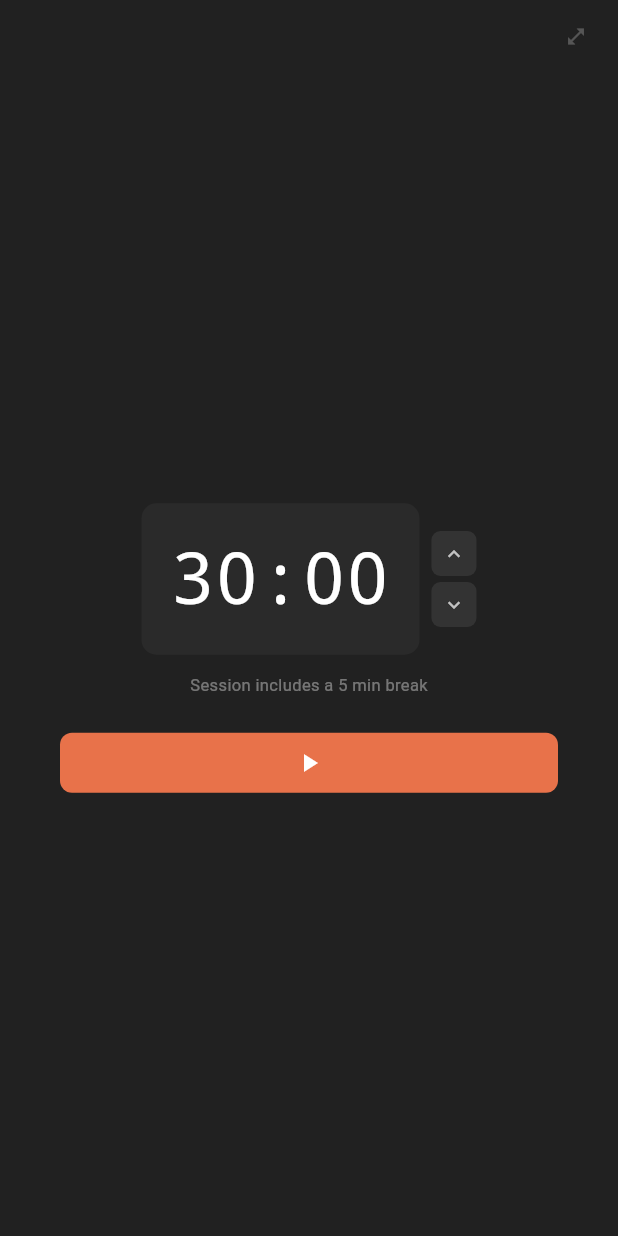
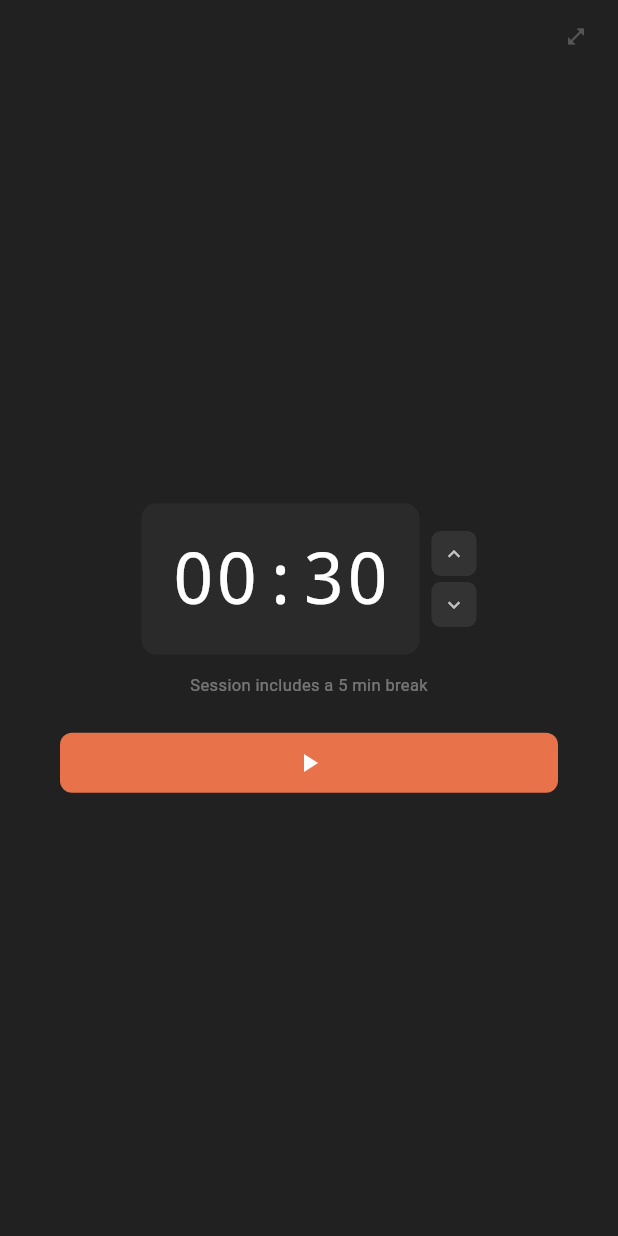
Before and after one commit to ejasit/my_focus, a Flutter app: the screen it shows after launch, after a tap on the "picture in picture alt" icon, on a phone screen of 412 x 824 dp. Run offline on Flutter 3.47's test engine with Material 3 defaults, Android fonts, the phone set to English and light mode, and no system bars; missing offline and left inert: window_manager.

Commit message:
timer editing func added and now displays as HH:MM

```diff
--- a/lib/main.dart
+++ b/lib/main.dart
@@ -117,6 +117,8 @@ class _FocusHomePageState extends State<FocusHomePage>
     TodoItem(id: '3', title: 'Team standup meeting', tagId: 't3'),
   ];
   final TextEditingController _todoController = TextEditingController();
+  final TextEditingController _timerEditController = TextEditingController();
+  bool _isEditingTimer = false;
   String? _selectedTaskId;
 
   // Tab
@@ -147,6 +149,7 @@ class _FocusHomePageState extends State<FocusHomePage>
   void dispose() {
     _timer?.cancel();
     _todoController.dispose();
+    _timerEditController.dispose();
     _tabController.dispose();
     super.dispose();
   }
@@ -234,10 +237,55 @@ class _FocusHomePageState extends State<FocusHomePage>
     );
   }
 
+  void _handleTimerEdit(String value) {
+    int totalMinutes = 0;
+    final parts = value.split(':');
+    try {
+      if (parts.length >= 2) {
+        final h = int.tryParse(parts[0]) ?? 0;
+        final m = int.tryParse(parts[1]) ?? 0;
+        totalMinutes = h * 60 + m;
+      } else if (parts.length == 1) {
+        totalMinutes = int.tryParse(parts[0]) ?? 0;
+      }
+    } catch (_) {}
+
+    if (totalMinutes > 0 && totalMinutes <= 1440) {
+      setState(() {
+        _sessionMinutes = totalMinutes;
+        _isEditingTimer = false;
+      });
+    } else {
+      setState(() {
+        _isEditingTimer = false;
+      });
+    }
+  }
+
+  void _toggleTimerEdit() {
+    if (_isRunning) return;
+    final h = _sessionMinutes ~/ 60;
+    final m = _sessionMinutes % 60;
+    setState(() {
+      _isEditingTimer = true;
+      _timerEditController.text =
+          '${h.toString().padLeft(2, '0')}:${m.toString().padLeft(2, '0')}';
+    });
+  }
+
   String get _timeDisplay {
-    if (!_isRunning) return '${_sessionMinutes.toString().padLeft(2, '0')}:00';
-    final m = _secondsRemaining ~/ 60;
-    final s = _secondsRemaining % 60;
+    if (!_isRunning) {
+      final h = _sessionMinutes ~/ 60;
+      final m = _sessionMinutes % 60;
+      return '${h.toString().padLeft(2, '0')}:${m.toString().padLeft(2, '0')}';
+    }
+    final totalSeconds = _secondsRemaining;
+    final h = totalSeconds ~/ 3600;
+    final m = (totalSeconds % 3600) ~/ 60;
+    final s = totalSeconds % 60;
+    if (h > 0) {
+      return '${h.toString().padLeft(2, '0')}:${m.toString().padLeft(2, '0')}:${s.toString().padLeft(2, '0')}';
+    }
     return '${m.toString().padLeft(2, '0')}:${s.toString().padLeft(2, '0')}';
   }
 
@@ -387,6 +435,10 @@ class _FocusHomePageState extends State<FocusHomePage>
                 }),
         onStart: _startSession,
         onClose: () => _togglePiP(false),
+        isEditing: _isEditingTimer,
+        timerController: _timerEditController,
+        onTimerTapped: _toggleTimerEdit,
+        onTimerSubmitted: _handleTimerEdit,
       );
     }
 
@@ -457,6 +509,10 @@ class _FocusHomePageState extends State<FocusHomePage>
                                       onTogglePin: () => _togglePiP(true),
                                       onOpenSettings: () =>
                                           _showSettingsSheet(context),
+                                      isEditing: _isEditingTimer,
+                                      timerController: _timerEditController,
+                                      onTimerTapped: _toggleTimerEdit,
+                                      onTimerSubmitted: _handleTimerEdit,
                                     ),
                                     const SizedBox(height: 16),
                                     Expanded(
@@ -528,6 +584,10 @@ class _FocusHomePageState extends State<FocusHomePage>
                                 onTogglePin: () => _togglePiP(true),
                                 onOpenSettings: () =>
                                     _showSettingsSheet(context),
+                                isEditing: _isEditingTimer,
+                                timerController: _timerEditController,
+                                onTimerTapped: _toggleTimerEdit,
+                                onTimerSubmitted: _handleTimerEdit,
                               ),
                               const SizedBox(height: 16),
                               _DailyProgressCard(
@@ -1417,6 +1477,10 @@ class _PipOverlay extends StatelessWidget {
   final String timeDisplay;
   final VoidCallback? onIncrement, onDecrement;
   final VoidCallback onStart, onClose;
+  final bool isEditing;
+  final TextEditingController timerController;
+  final VoidCallback onTimerTapped;
+  final ValueChanged<String> onTimerSubmitted;
 
   const _PipOverlay({
     required this.sessionMinutes,
@@ -1428,6 +1492,10 @@ class _PipOverlay extends StatelessWidget {
     required this.onDecrement,
     required this.onStart,
     required this.onClose,
+    required this.isEditing,
+    required this.timerController,
+    required this.onTimerTapped,
+    required this.onTimerSubmitted,
   });
 
   @override
@@ -1461,21 +1529,51 @@ class _PipOverlay extends StatelessWidget {
                 child: Row(
                   mainAxisAlignment: MainAxisAlignment.center,
                   children: [
-                    Container(
+                    Tooltip(
+                      message:
+                          isRunning ? 'Timer running' : 'Click to edit duration',
+                      child: GestureDetector(
+                        onTap: isRunning ? null : onTimerTapped,
+                        child: Container(
                           padding: const EdgeInsets.symmetric(
                               vertical: 16, horizontal: 20),
                           decoration: BoxDecoration(
                             color: const Color(0xFF2A2A2A),
                             borderRadius: BorderRadius.circular(10),
                           ),
-                      child: Text(timeDisplay,
+                          child: isEditing
+                              ? SizedBox(
+                                  width: 150,
+                                  child: TextField(
+                                    controller: timerController,
+                                    autofocus: true,
+                                    keyboardType: TextInputType.datetime,
+                                    textAlign: TextAlign.center,
+                                    style: const TextStyle(
+                                        color: Colors.white,
+                                        fontSize: 48,
+                                        fontWeight: FontWeight.w200,
+                                        fontFamily: 'monospace'),
+                                    decoration: const InputDecoration(
+                                      isDense: true,
+                                      contentPadding: EdgeInsets.zero,
+                                      border: InputBorder.none,
+                                      hintText: '00:00',
+                                      hintStyle: TextStyle(color: Colors.white12),
+                                    ),
+                                    onSubmitted: onTimerSubmitted,
+                                  ),
+                                )
+                              : Text(timeDisplay,
                                   style: const TextStyle(
                                       color: Colors.white,
                                       fontSize: 48,
                                       fontWeight: FontWeight.w200,
                                       fontFamily: 'monospace')),
                         ),
-                    if (!isRunning) ...[
+                      ),
+                    ),
+                    if (!isRunning && !isEditing) ...[
                       const SizedBox(width: 8),
                       Column(children: [
                         _ArrowButton(
@@ -1536,6 +1634,10 @@ class _FocusCard extends StatelessWidget {
   final ValueChanged<String?> onTagSelected;
   final VoidCallback? onIncrement, onDecrement;
   final VoidCallback onStart, onTogglePin, onOpenSettings;
+  final bool isEditing;
+  final TextEditingController timerController;
+  final VoidCallback onTimerTapped;
+  final ValueChanged<String> onTimerSubmitted;
 
   const _FocusCard({
     required this.sessionMinutes,
@@ -1551,6 +1653,10 @@ class _FocusCard extends StatelessWidget {
     required this.onStart,
     required this.onTogglePin,
     required this.onOpenSettings,
+    required this.isEditing,
+    required this.timerController,
+    required this.onTimerTapped,
+    required this.onTimerSubmitted,
   });
 
   @override
@@ -1599,26 +1705,48 @@ class _FocusCard extends StatelessWidget {
             crossAxisAlignment: CrossAxisAlignment.center,
             children: [
               // Timer
-              Container(
+              Tooltip(
+                message: isRunning ? 'Timer running' : 'Click to edit duration',
+                child: GestureDetector(
+                  onTap: isRunning ? null : onTimerTapped,
+                  child: Container(
                     decoration: BoxDecoration(
                         color: const Color(0xFF1E1E1E),
                         borderRadius: BorderRadius.circular(8)),
                     padding:
                         const EdgeInsets.symmetric(horizontal: 16, vertical: 10),
-                child: Row(children: [
-                  Text(timeDisplay,
+                    child: isEditing
+                        ? SizedBox(
+                            width: 100,
+                            child: TextField(
+                              controller: timerController,
+                              autofocus: true,
+                              keyboardType: TextInputType.datetime,
+                              style: const TextStyle(
+                                  color: Colors.white,
+                                  fontSize: 32,
+                                  fontWeight: FontWeight.w300,
+                                  fontFamily: 'monospace'),
+                              decoration: const InputDecoration(
+                                isDense: true,
+                                contentPadding: EdgeInsets.zero,
+                                border: InputBorder.none,
+                                hintText: '00:00',
+                                hintStyle: TextStyle(color: Colors.white12),
+                              ),
+                              onSubmitted: onTimerSubmitted,
+                            ),
+                          )
+                        : Text(timeDisplay,
                             style: const TextStyle(
                                 color: Colors.white,
                                 fontSize: 32,
                                 fontWeight: FontWeight.w300,
                                 fontFamily: 'monospace')),
-                  const SizedBox(width: 4),
-                  if (!isRunning)
-                    const Text('mins',
-                        style: TextStyle(color: Colors.white38, fontSize: 12)),
-                ]),
-              ),
-              if (!isRunning) ...[
+                  ),
+                ),
+              ),
+              if (!isRunning && !isEditing) ...[
                 const SizedBox(width: 8),
                 Column(children: [
                   _ArrowButton(
```
Lines whose indentation alone changed are shown as unchanged.
